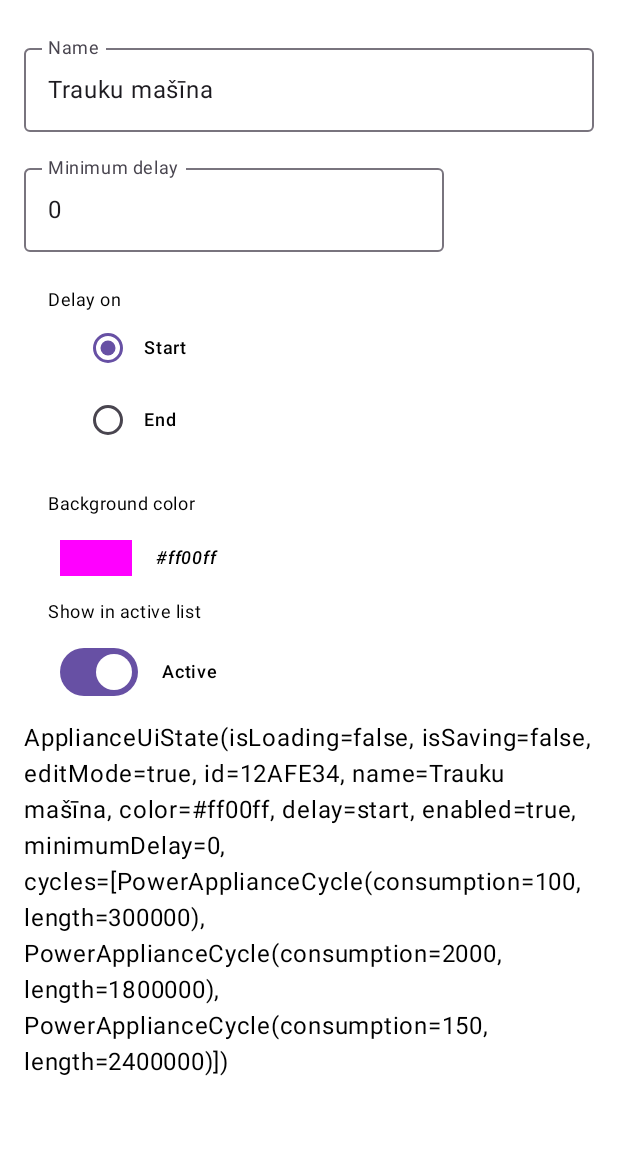
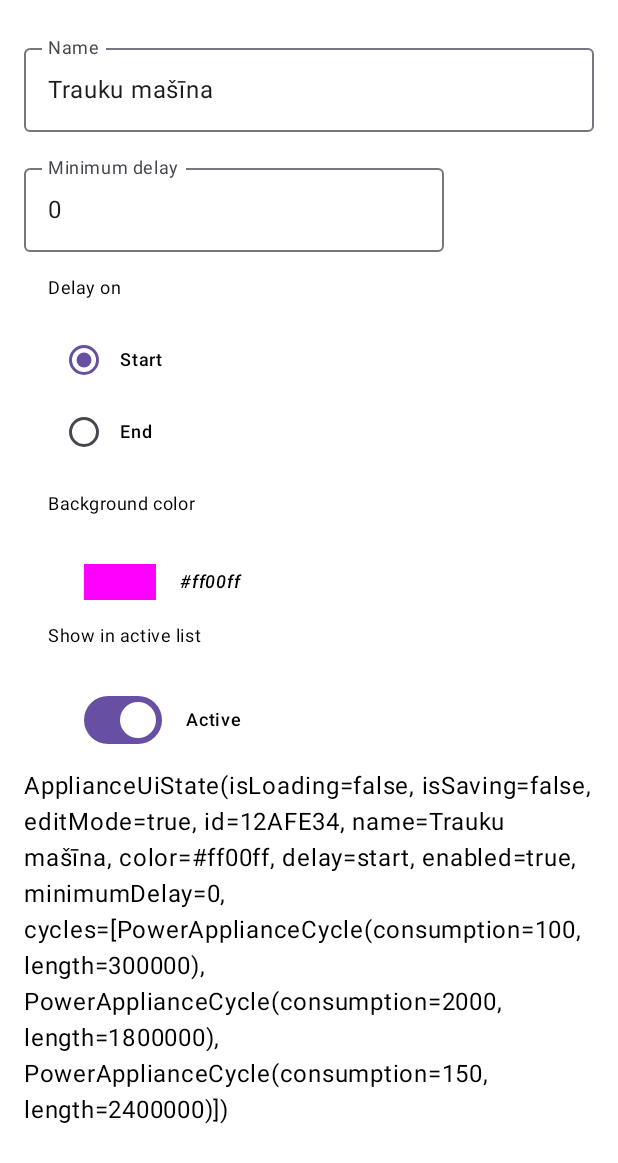
Before and after one commit to folkmanis/laiks-android, an Android app built with Jetpack Compose: the @Preview function ApplianceEditPreview, on a phone screen of 412 x 824 dp. Shown: the top 1163 px of the screen. Run offline under Robolectric (Android 15) with nearby library versions, the phone set to English and light mode, and no system bars; our stand-ins replace Dagger/Hilt's generated code, Firebase (no records; nobody signed in at launch, a user with empty details on screens opened directly).

Commit message:
Input element for labelled option

```diff
--- a/app/src/main/java/com/folkmanis/laiks/ui/screens/appliance_edit/ApplianceEdit.kt
+++ b/app/src/main/java/com/folkmanis/laiks/ui/screens/appliance_edit/ApplianceEdit.kt
@@ -1,8 +1,12 @@
 package com.folkmanis.laiks.ui.screens.appliance_edit
 
 import androidx.compose.foundation.background
+import androidx.compose.foundation.gestures.rememberScrollableState
+import androidx.compose.foundation.gestures.scrollable
 import androidx.compose.foundation.layout.*
+import androidx.compose.foundation.rememberScrollState
 import androidx.compose.foundation.text.KeyboardOptions
+import androidx.compose.foundation.verticalScroll
 import androidx.compose.material3.*
 import androidx.compose.runtime.*
 import androidx.compose.ui.Alignment
@@ -11,7 +15,6 @@ import androidx.compose.ui.graphics.Color
 import androidx.compose.ui.res.stringResource
 import androidx.compose.ui.text.font.FontStyle
 import androidx.compose.ui.text.input.ImeAction
-import androidx.compose.ui.text.input.KeyboardType
 import androidx.compose.ui.tooling.preview.Preview
 import androidx.compose.ui.unit.dp
 import androidx.core.graphics.toColorInt
@@ -20,7 +23,6 @@ import androidx.lifecycle.SavedStateHandle
 import androidx.lifecycle.compose.collectAsStateWithLifecycle
 import com.folkmanis.laiks.APPLIANCE_ID
 import com.folkmanis.laiks.R
-import com.folkmanis.laiks.model.PowerAppliance
 import com.folkmanis.laiks.data.fake.FakePricesService
 
 @Composable
@@ -32,6 +34,8 @@ fun ApplianceEdit(
     val state by viewModel.uiState
         .collectAsStateWithLifecycle(initialValue = ApplianceUiState())
 
+    val scroll = rememberScrollState()
+
     Box(
         modifier = modifier
             .fillMaxSize()
@@ -39,6 +43,7 @@ fun ApplianceEdit(
         Column(
             modifier = Modifier
                 .padding(16.dp)
+                .verticalScroll(scroll)
         ) {
 
             OutlinedTextField(
@@ -59,7 +64,7 @@ fun ApplianceEdit(
                 isError = !state.isNameValid
             )
 
-            MinimumDelayInput(
+            NumberInput(
                 value = state.minimumDelay,
                 onValueChange = viewModel::setMinimumDelay,
                 modifier = Modifier
@@ -70,34 +75,22 @@ fun ApplianceEdit(
                 isError = !state.isMinimumDelayValid
             )
 
-            Column(
+            OptionWithLabel(
+                label = stringResource(id = R.string.appliance_delay_label),
                 modifier = Modifier
-                    .padding(16.dp)
+                    .padding(8.dp)
             ) {
-                Text(
-                    text = stringResource(
-                        id = R.string.appliance_delay_label
-                    ),
-                    style = MaterialTheme.typography.bodySmall,
-                )
                 DelayInput(
                     value = state.delay,
                     onValueChange = viewModel::setDelay,
-                    modifier = Modifier
-                        .padding(start = 16.dp)
                 )
             }
 
-            Column(
+            OptionWithLabel(
+                label = stringResource(id = R.string.appliance_color_label),
                 modifier = Modifier
-                    .padding(vertical = 8.dp)
+                    .padding(8.dp)
             ) {
-                Text(
-                    text = stringResource(id = R.string.appliance_color_label),
-                    style = MaterialTheme.typography.bodySmall,
-                    modifier = Modifier
-                        .padding(start = 16.dp)
-                )
                 Row(
                     verticalAlignment = Alignment.CenterVertically,
                     modifier = Modifier
@@ -117,22 +110,16 @@ fun ApplianceEdit(
                         modifier = Modifier
                             .padding(start = 16.dp)
                     )
-
                 }
             }
 
-            Column(
+            OptionWithLabel(
+                label = stringResource(
+                    id = R.string.appliance_enabled_label
+                ),
                 modifier = Modifier
-                    .padding(vertical = 8.dp)
+                    .padding(8.dp)
             ) {
-                Text(
-                    text = stringResource(
-                        id = R.string.appliance_enabled_label
-                    ),
-                    style = MaterialTheme.typography.bodySmall,
-                    modifier = Modifier
-                        .padding(start = 16.dp)
-                )
                 Row(
                     verticalAlignment = Alignment.CenterVertically,
                     modifier = Modifier
@@ -148,7 +135,6 @@ fun ApplianceEdit(
                         modifier = Modifier
                             .padding(start = 16.dp)
                     )
-
                 }
             }
 
@@ -156,38 +142,6 @@ fun ApplianceEdit(
 
         }
     }
-}
-
-@Composable
-fun MinimumDelayInput(
-    value: Long?,
-    onValueChange: (Long?) -> Unit,
-    modifier: Modifier = Modifier,
-    label: @Composable() (() -> Unit)? = null,
-    isError: Boolean = false,
-) {
-
-    var inputState by remember { mutableStateOf("") }
-
-    if (value != null) {
-        inputState = value.toString()
-    }
-
-    OutlinedTextField(
-        value = inputState,
-        onValueChange = {
-            inputState = it
-            onValueChange(inputState.toLongOrNull())
-        },
-        modifier = modifier,
-        keyboardOptions = KeyboardOptions(
-            keyboardType = KeyboardType.Number,
-            imeAction = ImeAction.Next,
-        ),
-        label = label,
-        isError = isError,
-    )
-
 }
 
 @Preview
--- /dev/null
+++ b/app/src/main/java/com/folkmanis/laiks/ui/screens/appliance_edit/NumberInput.kt
@@ -0,0 +1,50 @@
+package com.folkmanis.laiks.ui.screens.appliance_edit
+
+import androidx.compose.foundation.text.KeyboardOptions
+import androidx.compose.material3.OutlinedTextField
+import androidx.compose.runtime.*
+import androidx.compose.ui.Modifier
+import androidx.compose.ui.focus.onFocusChanged
+import androidx.compose.ui.text.TextRange
+import androidx.compose.ui.text.input.ImeAction
+import androidx.compose.ui.text.input.KeyboardType
+import androidx.compose.ui.text.input.TextFieldValue
+
+@Composable
+fun NumberInput(
+    value: Long?,
+    onValueChange: (Long?) -> Unit,
+    modifier: Modifier = Modifier,
+    label: @Composable() (() -> Unit)? = null,
+    isError: Boolean = false,
+) {
+
+    var inputState by remember { mutableStateOf(TextFieldValue("")) }
+
+    if (value != null && value.toString() != inputState.text) {
+        inputState = TextFieldValue(value.toString())
+    }
+
+    OutlinedTextField(
+        value = inputState,
+        onValueChange = {
+            inputState = it
+            onValueChange(inputState.text.toLongOrNull())
+        },
+        modifier = modifier
+            .onFocusChanged { focusState ->
+                if (focusState.isFocused) {
+                    inputState = inputState.copy(
+                        selection = TextRange(0, inputState.text.length)
+                    )
+                }
+            },
+        keyboardOptions = KeyboardOptions(
+            keyboardType = KeyboardType.Number,
+            imeAction = ImeAction.Next,
+        ),
+        label = label,
+        isError = isError,
+    )
+
+}
--- /dev/null
+++ b/app/src/main/java/com/folkmanis/laiks/ui/screens/appliance_edit/OptionWithLabel.kt
@@ -0,0 +1,34 @@
+package com.folkmanis.laiks.ui.screens.appliance_edit
+
+import androidx.compose.foundation.layout.*
+import androidx.compose.material3.MaterialTheme
+import androidx.compose.material3.Text
+import androidx.compose.runtime.Composable
+import androidx.compose.ui.Modifier
+import androidx.compose.ui.res.stringResource
+import androidx.compose.ui.unit.dp
+import com.folkmanis.laiks.R
+
+@Composable
+fun OptionWithLabel(
+    label: String,
+    modifier: Modifier = Modifier,
+    projection: @Composable ColumnScope.() -> Unit
+) {
+
+    Column(
+        modifier = modifier.
+                padding(start = 8.dp)
+    ) {
+
+        Text(
+            text = label,
+            style = MaterialTheme.typography.bodySmall,
+        )
+
+        Spacer(modifier = Modifier.height(16.dp))
+
+        projection()
+    }
+
+}
```
